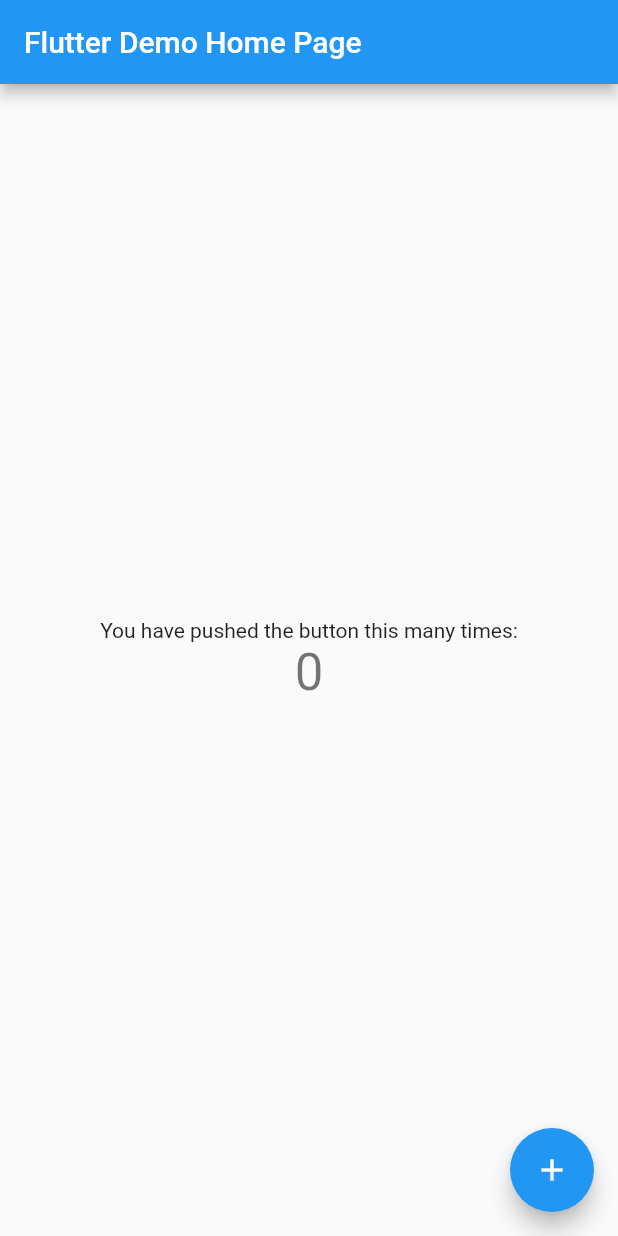
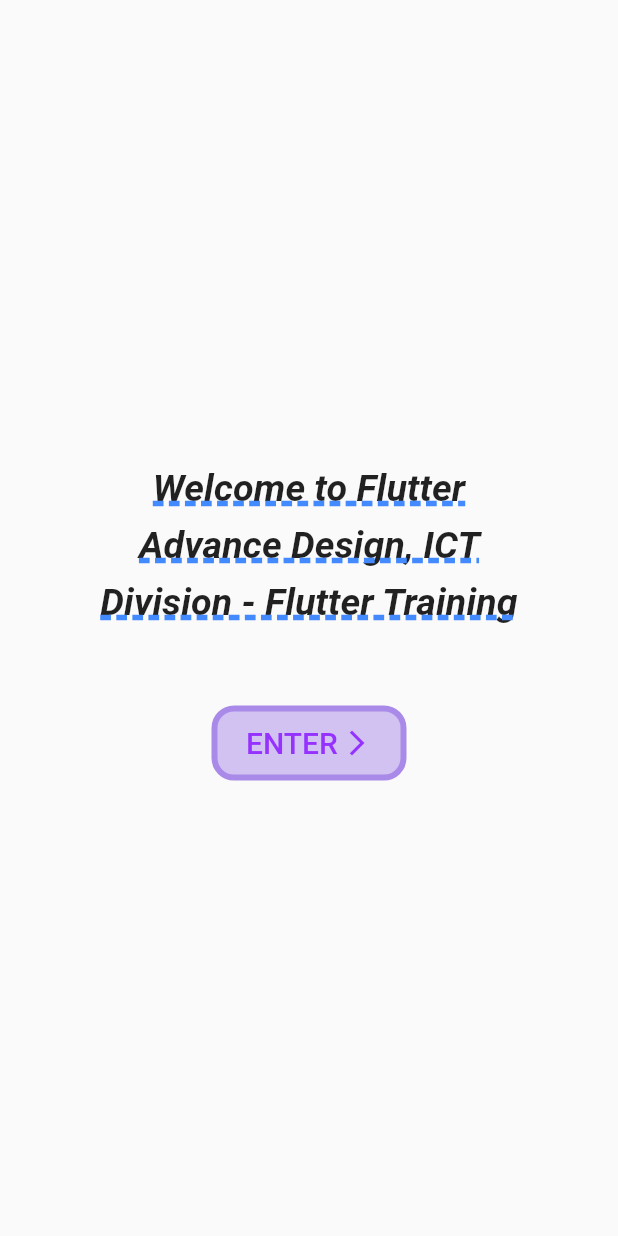
Before and after one commit to arman-arif/learing_flutter_and_dart, a Flutter app: the screen it shows after launch, on a phone screen of 412 x 824 dp. Run offline on Flutter 3.47's test engine with Material 2 defaults, Android fonts, the phone set to English and light mode, and no system bars.

Commit message:
Added main, splash screen, profile page, edit profile page

```diff
--- a/flutter_projects/second_app/lib/main.dart
+++ b/flutter_projects/second_app/lib/main.dart
@@ -1,4 +1,5 @@
 import 'package:flutter/material.dart';
+import 'package:second_app/splash_screen.dart';
 
 void main() {
   runApp(MyApp());
@@ -10,58 +11,12 @@ class MyApp extends StatelessWidget {
   Widget build(BuildContext context) {
     return MaterialApp(
       title: 'Flutter Demo',
+      debugShowCheckedModeBanner: false,
       theme: ThemeData(
         primarySwatch: Colors.blue,
         visualDensity: VisualDensity.adaptivePlatformDensity,
       ),
-      home: MyHomePage(title: 'Flutter Demo Home Page'),
+      home: SplashScreen(),
     );
   }
 }
-
-class MyHomePage extends StatefulWidget {
-  MyHomePage({Key key, this.title}) : super(key: key);
-
-  final String title;
-
-  @override
-  _MyHomePageState createState() => _MyHomePageState();
-}
-
-class _MyHomePageState extends State<MyHomePage> {
-  int _counter = 0;
-
-  void _incrementCounter() {
-    setState(() {
-      _counter++;
-    });
-  }
-
-  @override
-  Widget build(BuildContext context) {
-    return Scaffold(
-      appBar: AppBar(
-        title: Text(widget.title),
-      ),
-      body: Center(
-        child: Column(
-          mainAxisAlignment: MainAxisAlignment.center,
-          children: <Widget>[
-            Text(
-              'You have pushed the button this many times:',
-            ),
-            Text(
-              '$_counter',
-              style: Theme.of(context).textTheme.headline4,
-            ),
-          ],
-        ),
-      ),
-      floatingActionButton: FloatingActionButton(
-        onPressed: _incrementCounter,
-        tooltip: 'Increment',
-        child: Icon(Icons.add),
-      ),
-    );
-  }
-}
--- /dev/null
+++ b/flutter_projects/second_app/lib/splash_screen.dart
@@ -0,0 +1,92 @@
+import 'package:flutter/material.dart';
+import 'package:flutter/cupertino.dart';
+import 'package:second_app/profile_page.dart';
+
+class SplashScreen extends StatefulWidget {
+  const SplashScreen({Key key}) : super(key: key);
+
+  @override
+  _SplashScreenState createState() => _SplashScreenState();
+}
+
+class _SplashScreenState extends State<SplashScreen> {
+  @override
+  Widget build(BuildContext context) {
+    return Scaffold(
+      body: Align(
+        alignment: Alignment.center,
+        child: Container(
+          width: 350,
+          height: 250,
+          child: Column(
+            mainAxisAlignment: MainAxisAlignment.spaceEvenly,
+            children: [
+              Container(
+                width: 350,
+                height: 150,
+                padding: EdgeInsets.symmetric(horizontal: 30),
+                child: Text(
+                  "Welcome to Flutter Advance Design, ICT Division - Flutter Training",
+                  textAlign: TextAlign.center,
+                  style: TextStyle(
+                    fontSize: 25,
+                    fontWeight: FontWeight.w700,
+                    fontStyle: FontStyle.italic,
+                    decoration: TextDecoration.underline,
+                    decorationColor: Colors.blueAccent,
+                    decorationStyle: TextDecorationStyle.dashed,
+                    decorationThickness: 3,
+                    height: 1.5,
+                  ),
+                ),
+              ),
+              Container(
+                height: 50,
+                width: 130,
+                decoration: BoxDecoration(
+                  color: Color.fromRGBO(170, 138, 233, 0.5),
+                  border: Border.all(
+                    color: Color.fromRGBO(170, 138, 233, 1),
+                    width: 4,
+                    style: BorderStyle.solid,
+                  ),
+                  borderRadius: BorderRadius.circular(15),
+                ),
+                child: FlatButton(
+                  onPressed: () {
+                    Navigator.push(
+                      context,
+                      MaterialPageRoute(
+                        builder: (context) => ProfilePage(),
+                      ),
+                    );
+                  },
+                  shape: RoundedRectangleBorder(
+                    borderRadius: BorderRadius.circular(15),
+                  ),
+                  child: Row(
+                    mainAxisAlignment: MainAxisAlignment.spaceEvenly,
+                    children: [
+                      Text(
+                        "ENTER",
+                        style: TextStyle(
+                          fontSize: 20,
+                          color: Color.fromRGBO(150, 50, 255, 1),
+                        ),
+                      ),
+                      Icon(
+                        Icons.arrow_forward_ios,
+                        size: 20,
+                        color: Color.fromRGBO(150, 50, 255, 1),
+                      ),
+                    ],
+                  ),
+                ),
+              ),
+            ],
+          ),
+        ),
+      ),
+    );
+  }
+}
```
Also changed, not shown: flutter_projects/second_app/lib/edit_profile.dart (added, +51 -0 lines), flutter_projects/second_app/lib/profile_page.dart (added, +79 -0 lines), 1 other file.
